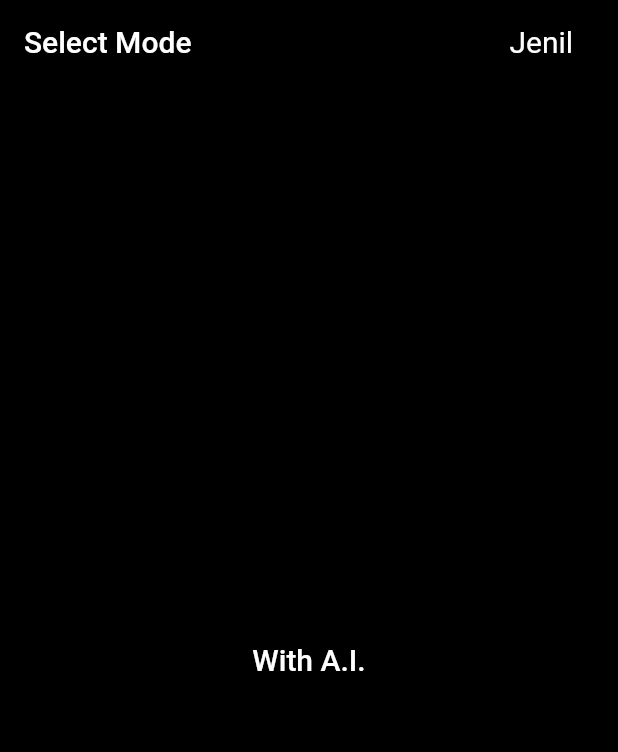
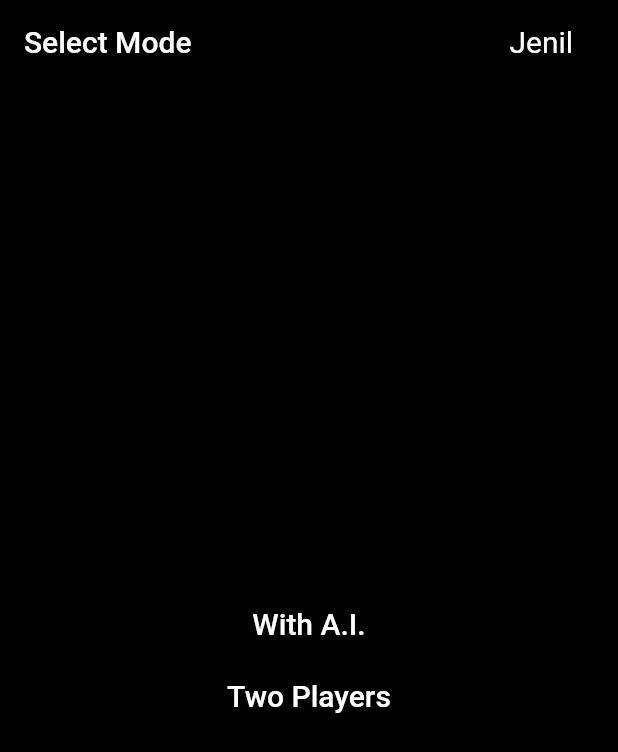
Before and after one commit to Jenil666/simple_tick_tok_toe12, a Flutter app: the screen it shows after launch, on a phone screen of 412 x 824 dp. Shown: the top 752 px of the screen. Run offline on Flutter 3.47's test engine with Material 2 defaults, Android fonts, the phone set to English and light mode, and no system bars; our stand-ins replace google_fonts; Roboto replaces fonts that are missing (Babylonica).

Commit message:
12:00 2-3-23

```diff
--- a/lib/select.dart
+++ b/lib/select.dart
@@ -35,11 +35,11 @@ class _SelectState extends State<Select> {
                 Navigator.pushNamed(context, 'ai');
               }, child: Text("With A.I.",style: TextStyle(fontSize: 20,color: Colors.white),)),
             ),
-            // Center(
-            //   child: TextButton(onPressed: () {
-            //     Navigator.pushNamed(context, 'home');
-            //   }, child: Text("Two Players",style: TextStyle(fontSize: 20,color: Colors.white),)),
-            // ),
+            Center(
+              child: TextButton(onPressed: () {
+                Navigator.pushNamed(context, 'home');
+              }, child: Text("Two Players",style: TextStyle(fontSize: 20,color: Colors.white),)),
+            ),
           ],
         ),
       ),
```
